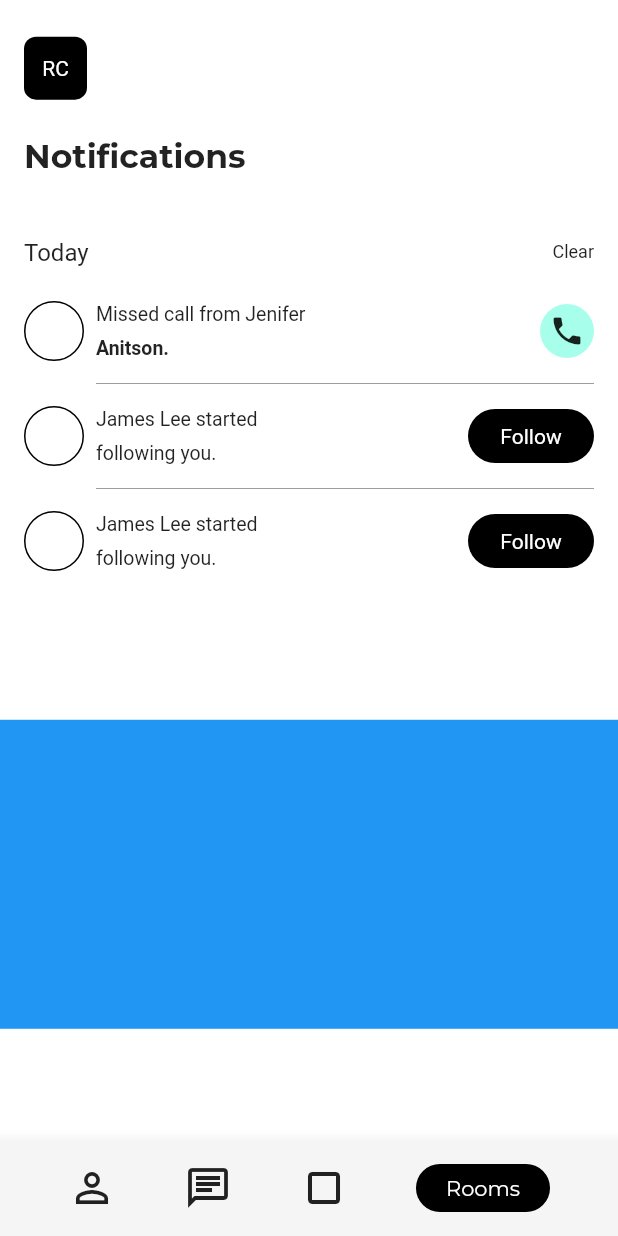
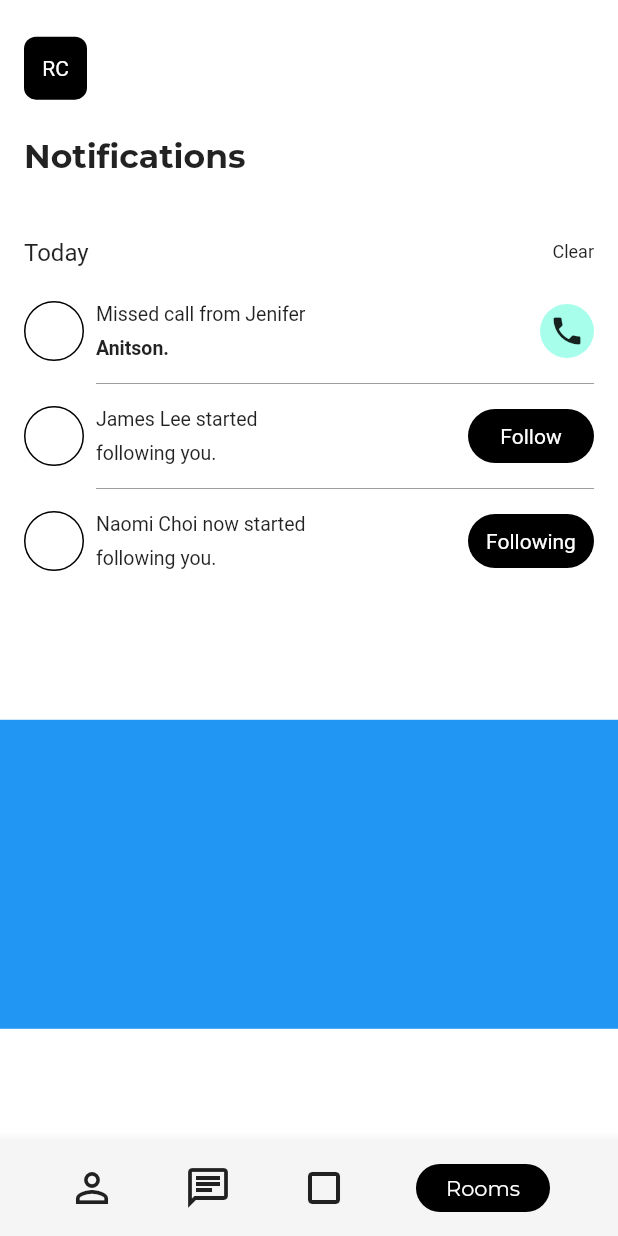
Before and after one commit to JAICHANGPARK/flutter_notebook_8th_story, a Flutter app: the SocialHomePage screen opened by its route, on a phone screen of 412 x 824 dp. Run offline on Flutter 3.47's test engine with Material 2 defaults, Android fonts, the phone set to English and light mode, and no system bars; our stand-ins replace badges, flutter_hooks, google_fonts, hooks_riverpod, state_notifier.

Commit message:
Update social_home_page.dart

```diff
--- a/lib/ep588_social_app/social_home_page.dart
+++ b/lib/ep588_social_app/social_home_page.dart
@@ -201,7 +201,7 @@ class _SocialHomePageState extends State<SocialHomePage> {
                                   crossAxisAlignment: CrossAxisAlignment.start,
                                   children: [
                                     Text(
-                                      "James Lee started",
+                                      "Naomi Choi now started",
                                       style: TextStyle(fontSize: 13),
                                     ),
                                     SizedBox(
@@ -226,7 +226,7 @@ class _SocialHomePageState extends State<SocialHomePage> {
 
                                 ),
                                 child: Center(
-                                  child: Text("Follow", style: TextStyle(
+                                  child: Text("Following", style: TextStyle(
                                     color: Colors.white,
                                   ),),
                                 ),
```
